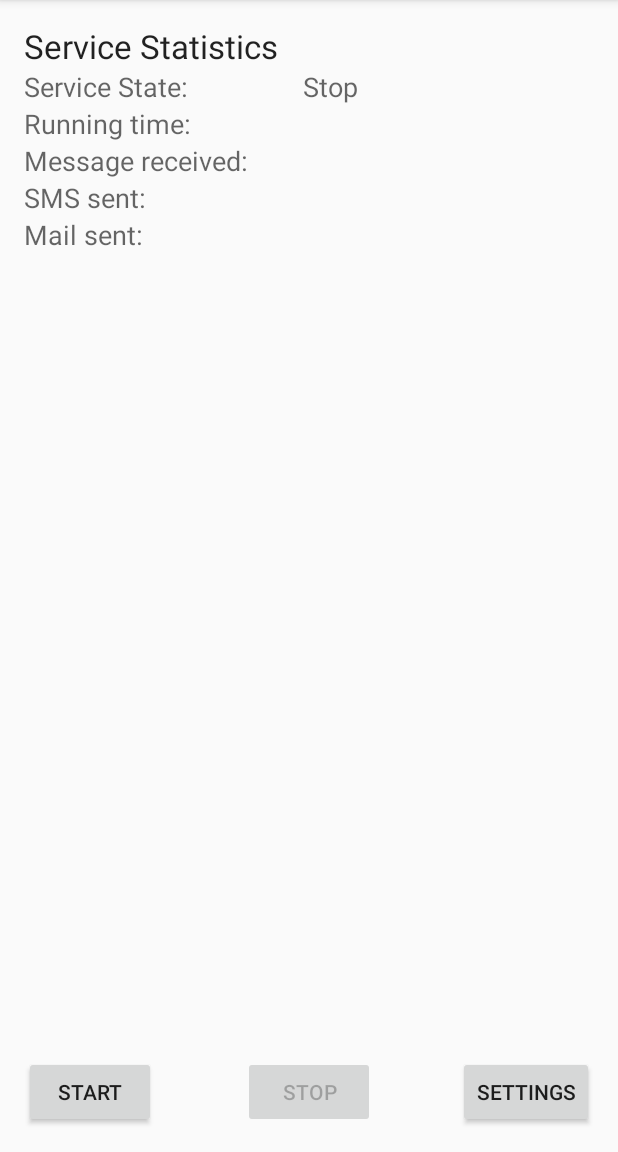
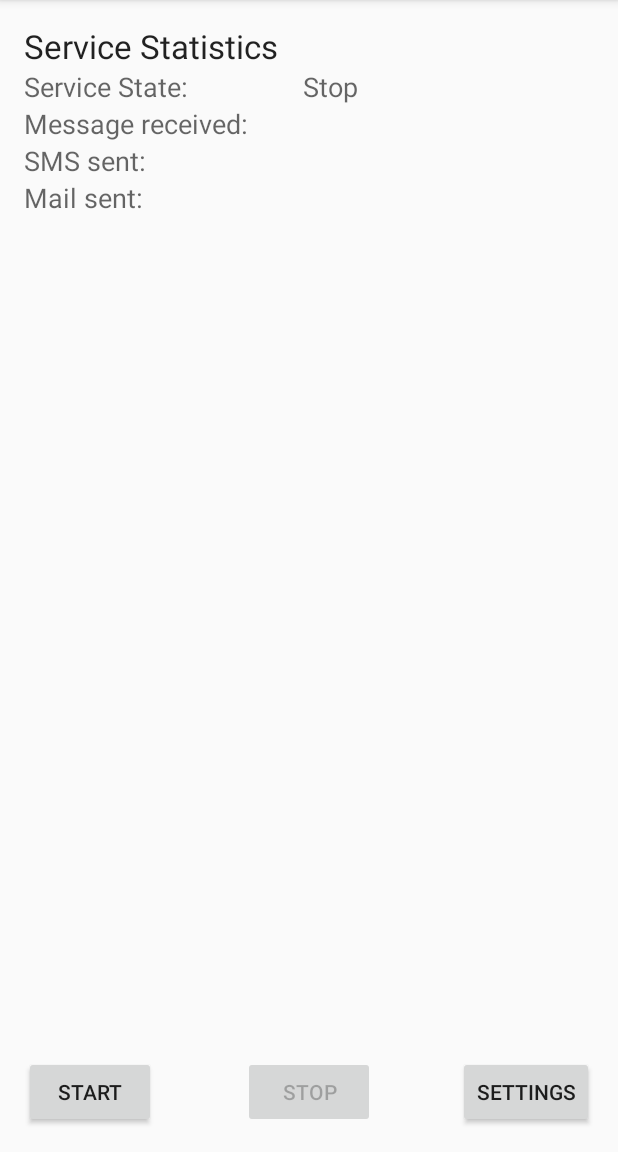
Before and after one commit to renoseven/InformationCenter, an Android app: the screen it shows after launch (MainActivity), on a phone screen of 412 x 824 dp, the part 84-1236 px from its top. Run offline under Robolectric (Android 15) with nearby library versions, the phone set to English and light mode, and no system bars; libraries missing offline, so code that uses them is left out: net.grandcentrix.tray; 5 statements that could not run were skipped.

Commit message:
removed service running time

```diff
--- a/app/src/main/java/net/renoseven/informationcenter/preference/StatisticsPreferences.java
+++ b/app/src/main/java/net/renoseven/informationcenter/preference/StatisticsPreferences.java
@@ -12,7 +12,6 @@ public class StatisticsPreferences extends TrayPreferences {
     public final static String MODULE_NAME = "stat";
     private final static int DB_VERSION = 1;
 
-    public final static String STAT_RUNNING_TIME        = MODULE_NAME + ".uptime";
     public final static String STAT_MESSAGE_RECEIVED    = MODULE_NAME + ".message.received";
     public final static String STAT_SMS_SENT            = MODULE_NAME + ".sms.sent";
     public final static String STAT_MAIL_SENT           = MODULE_NAME + ".mail.sent";
--- a/app/src/main/res/layout/activity_main.xml
+++ b/app/src/main/res/layout/activity_main.xml
@@ -23,13 +23,21 @@
         android:layout_alignParentEnd="true"
         android:text="@string/button_settings" />
 
+    <Button
+        android:id="@+id/btn_stop_service"
+        android:layout_width="wrap_content"
+        android:layout_height="wrap_content"
+        android:layout_alignParentBottom="true"
+        android:layout_centerHorizontal="true"
+        android:enabled="false"
+        android:text="@string/button_stop_service" />
+
     <TableLayout
         android:layout_width="match_parent"
         android:layout_height="match_parent"
-        android:layout_above="@+id/btn_start_service"
-        android:layout_alignParentStart="true"
+        android:baselineAligned="false"
         android:layout_alignParentTop="true"
-        android:baselineAligned="false">
+        android:layout_alignParentStart="true">
 
         <TableRow
             android:layout_width="match_parent"
@@ -66,28 +74,10 @@
 
             <TextView
                 android:layout_column="0"
-                android:text="@string/text_service_uptime"
-                android:textAppearance="?android:attr/textAppearanceMedium" />
-
-            <TextView
-                android:id="@+id/txt_service_uptime"
-                android:layout_column="1"
-                android:layout_marginStart="@dimen/activity_margin"
-                android:tag="@string/pref_stat_service_uptime"
-                android:textAppearance="?android:attr/textAppearanceMedium" />
-        </TableRow>
-
-        <TableRow
-            android:layout_width="match_parent"
-            android:layout_height="match_parent">
-
-            <TextView
-                android:layout_column="0"
                 android:text="@string/text_message_received"
                 android:textAppearance="?android:attr/textAppearanceMedium" />
 
             <TextView
-                android:id="@+id/txt_message_received"
                 android:layout_column="1"
                 android:layout_marginStart="@dimen/activity_margin"
                 android:tag="@string/pref_stat_message_received"
@@ -104,7 +94,6 @@
                 android:textAppearance="?android:attr/textAppearanceMedium" />
 
             <TextView
-                android:id="@+id/txt_sms_sent"
                 android:layout_column="1"
                 android:layout_marginStart="@dimen/activity_margin"
                 android:tag="@string/pref_stat_sms_sent"
@@ -121,7 +110,6 @@
                 android:textAppearance="?android:attr/textAppearanceMedium" />
 
             <TextView
-                android:id="@+id/txt_mail_sent"
                 android:layout_column="1"
                 android:layout_marginStart="@dimen/activity_margin"
                 android:tag="@string/pref_stat_mail_sent"
@@ -130,13 +118,4 @@
 
     </TableLayout>
 
-    <Button
-        android:id="@+id/btn_stop_service"
-        android:layout_width="wrap_content"
-        android:layout_height="wrap_content"
-        android:layout_alignParentBottom="true"
-        android:layout_centerHorizontal="true"
-        android:enabled="false"
-        android:text="@string/button_stop_service" />
-
 </RelativeLayout>
--- a/app/src/main/res/values/settings.xml
+++ b/app/src/main/res/values/settings.xml
@@ -1,6 +1,5 @@
 <?xml version="1.0" encoding="utf-8"?>
 <resources>
-    <string name="pref_stat_service_uptime">stat.uptime</string>
     <string name="pref_stat_message_received">stat.message.received</string>
     <string name="pref_stat_sms_sent">stat.sms.sent</string>
     <string name="pref_stat_mail_sent">stat.mail.sent</string>
```
